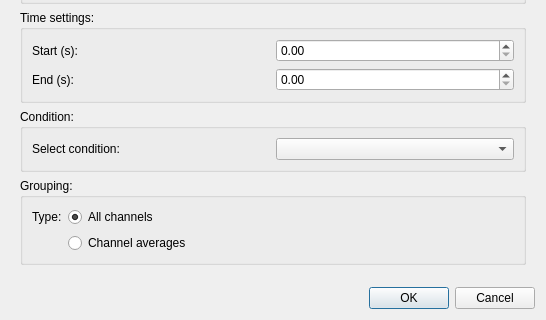
The window that designer_ui_files/TFROutputOptionsUi.ui (cibr-jyu/meggie) describes before a commit, drawn with Qt 5; both pictures show x 0 to 546 and y 257 to 577 of the 546 by 577 pixel window.
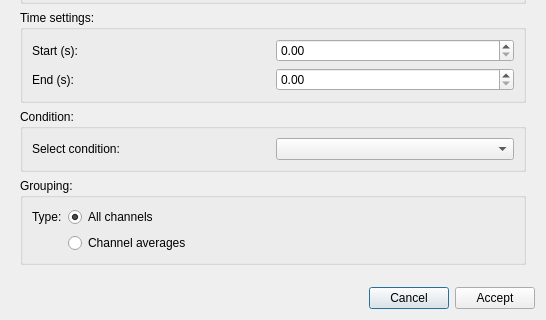
The same window after the commit.

Patch:
```diff
--- a/designer_ui_files/TFROutputOptionsUi.ui
+++ b/designer_ui_files/TFROutputOptionsUi.ui
@@ -14,20 +14,6 @@
    <string>Meggie - Output options</string>
   </property>
   <layout class="QGridLayout" name="gridLayout_2">
-   <item row="1" column="0">
-    <layout class="QVBoxLayout" name="verticalLayout">
-     <item>
-      <widget class="QDialogButtonBox" name="buttonBox">
-       <property name="orientation">
-        <enum>Qt::Horizontal</enum>
-       </property>
-       <property name="standardButtons">
-        <set>QDialogButtonBox::Cancel|QDialogButtonBox::Ok</set>
-       </property>
-      </widget>
-     </item>
-    </layout>
-   </item>
    <item row="0" column="0">
     <widget class="QScrollArea" name="scrollArea">
      <property name="frameShape">
@@ -294,6 +280,37 @@
      </widget>
     </widget>
    </item>
+   <item row="1" column="0">
+    <layout class="QHBoxLayout" name="horizontalLayout">
+     <item>
+      <spacer name="horizontalSpacer">
+       <property name="orientation">
+        <enum>Qt::Horizontal</enum>
+       </property>
+       <property name="sizeHint" stdset="0">
+        <size>
+         <width>40</width>
+         <height>20</height>
+        </size>
+       </property>
+      </spacer>
+     </item>
+     <item>
+      <widget class="QPushButton" name="pushButtonCancel">
+       <property name="text">
+        <string>Cancel</string>
+       </property>
+      </widget>
+     </item>
+     <item>
+      <widget class="QPushButton" name="pushButtonOk">
+       <property name="text">
+        <string>Accept</string>
+       </property>
+      </widget>
+     </item>
+    </layout>
+   </item>
   </layout>
  </widget>
  <tabstops>
```
Left out of the diff: 104 changed lines with no effect on the pictures.
